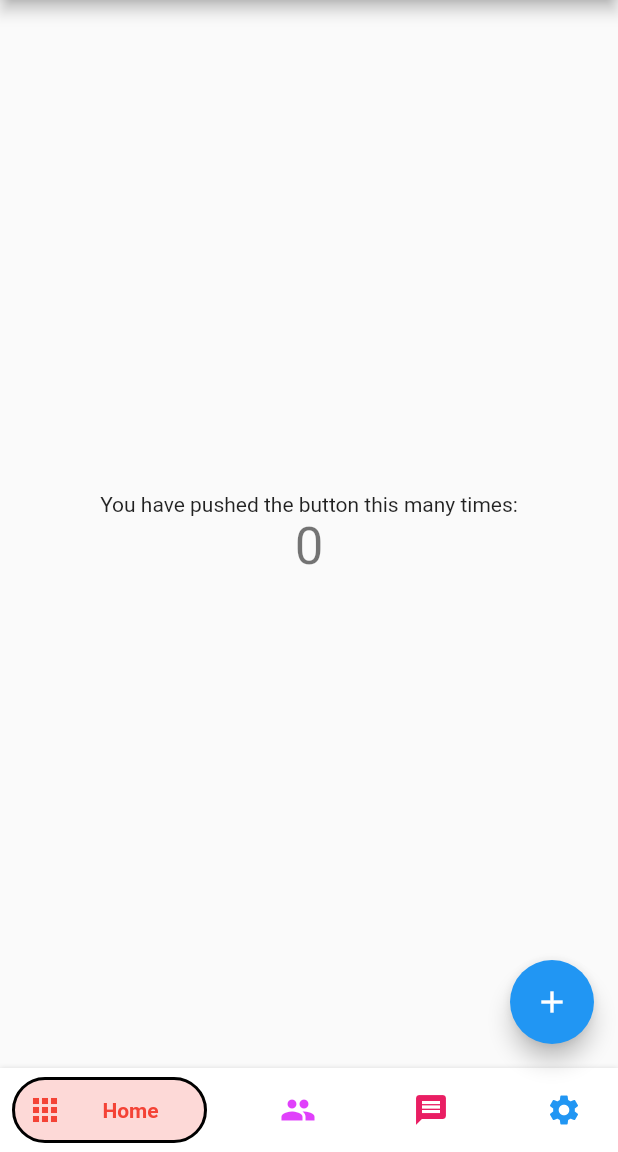
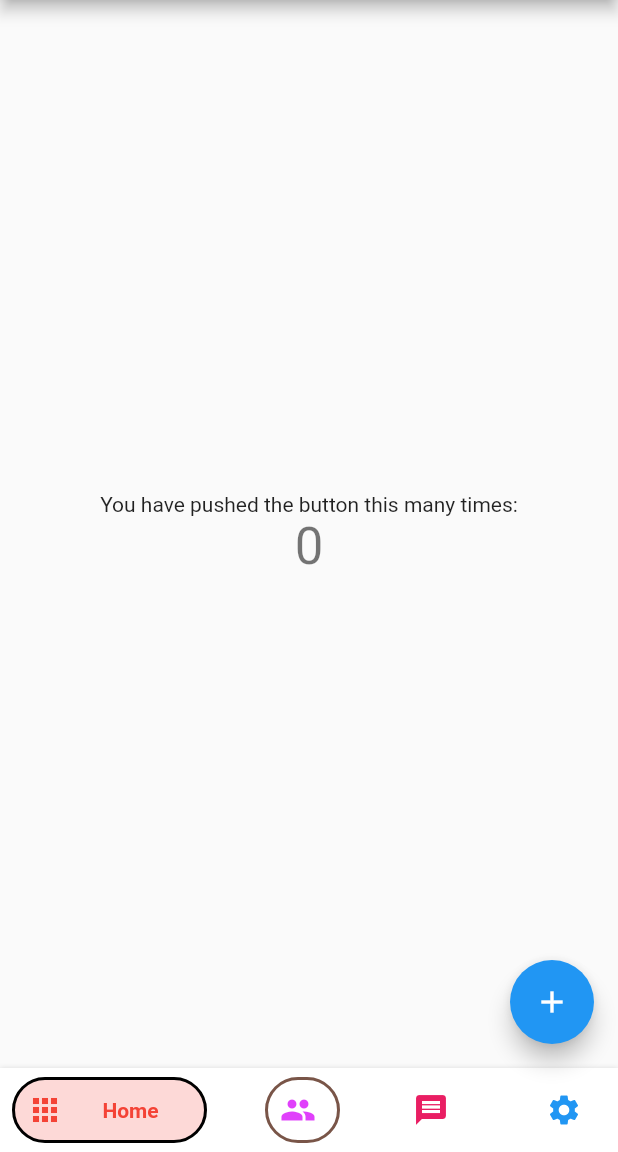
Before and after one commit to pedromassango/bottom_navy_bar, a Flutter app: the screen it shows after launch, on a phone screen of 412 x 824 dp, the part 84-1236 px from its top. Run offline on Flutter 3.47's test engine with Material 2 defaults, Android fonts, the phone set to English and light mode, and no system bars.

Commit message:
Active color opacity level manual configuration

```diff
--- a/example/lib/main.dart
+++ b/example/lib/main.dart
@@ -69,7 +69,7 @@ class _MyHomePageState extends State<MyHomePage> {
             title: Text('Users'),
             activeColor: Colors.purpleAccent,
             textAlign: TextAlign.center,
-              activeBorderColor: Colors.black
+              inactiveBorderColor: Colors.brown
           ),
           BottomNavyBarItem(
             icon: Icon(Icons.message),
--- a/lib/bottom_navy_bar.dart
+++ b/lib/bottom_navy_bar.dart
@@ -152,7 +152,7 @@ class _ItemWidget extends StatelessWidget {
         curve: curve,
         decoration: BoxDecoration(
           color:
-              isSelected ? item.activeColor.withOpacity(0.2) : backgroundColor,
+              isSelected ? item.activeColor.withOpacity(item.activeColorOpacityLevel) : backgroundColor,
           borderRadius: BorderRadius.circular(itemCornerRadius),
           border: Border.all(color: isSelected ? item.activeBorderColor : item.inactiveBorderColor, width: 2)
         ),
@@ -212,7 +212,8 @@ class BottomNavyBarItem {
     this.textAlign,
     this.inactiveColor,
     this.activeBorderColor = Colors.transparent,
-    this.inactiveBorderColor = Colors.transparent
+    this.inactiveBorderColor = Colors.transparent,
+    this.activeColorOpacityLevel = 0.2
   }) : assert(icon != null),
        assert(title != null);
 
@@ -237,6 +238,9 @@ class BottomNavyBarItem {
   //  to [Colors.transparent].
   final Color inactiveBorderColor;
 
+  /// Used to configure active background opacity, if not set, it defaults to 0.2.
+  final double activeColorOpacityLevel;
+
   /// The alignment for the [title].
   ///
   /// This will take effect only if [title] it a [Text] widget.
```
